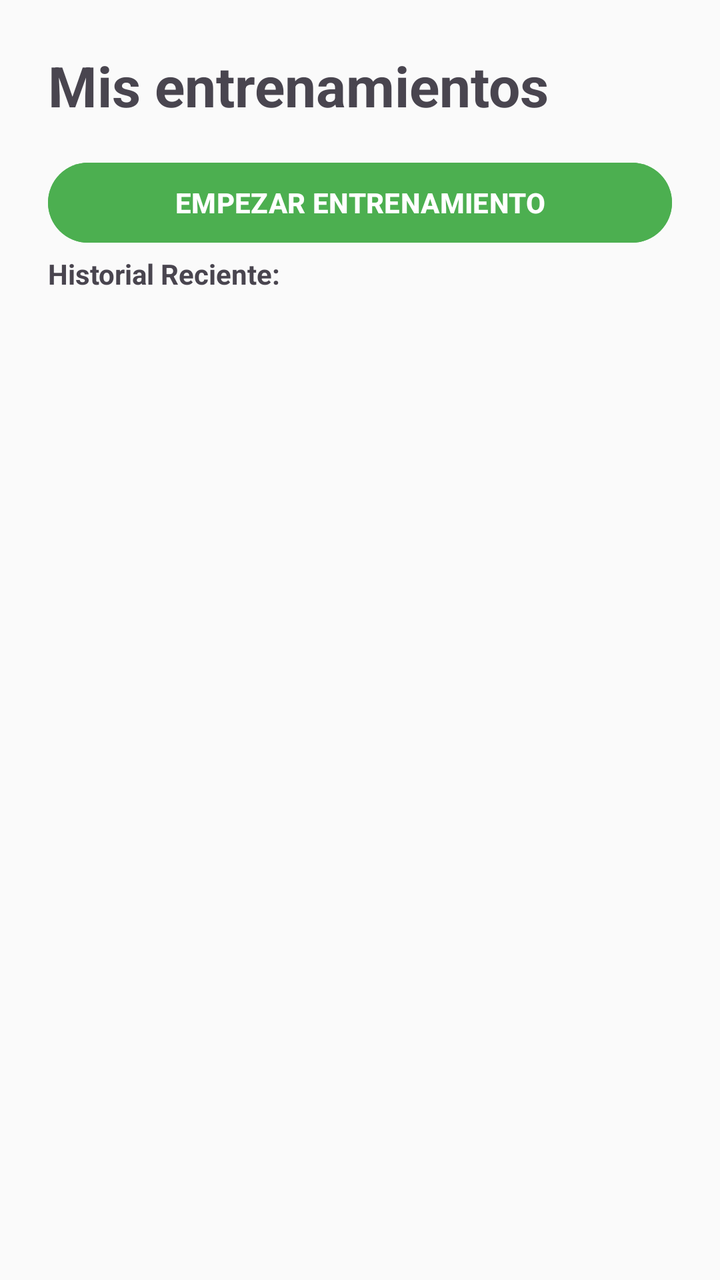
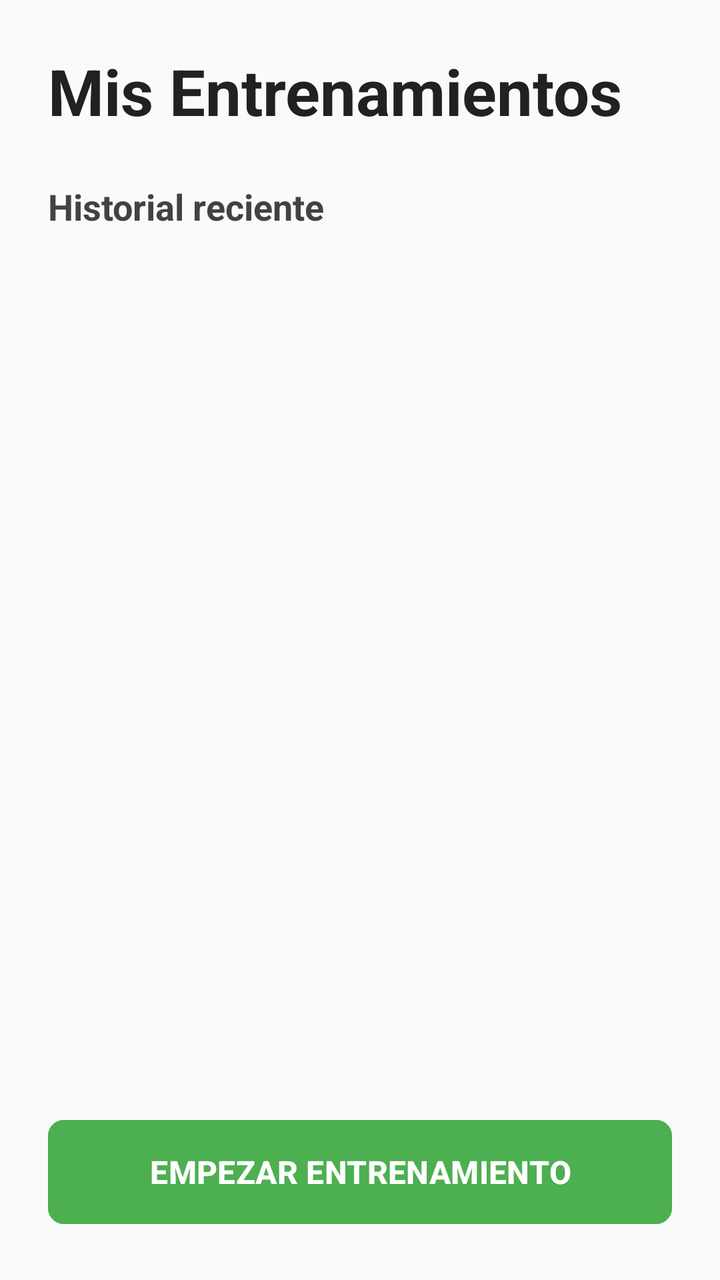

The first picture is an Android layout as it rendered before a commit; the second is the same layout after the commit. The layout source and the unified diff follow.
<!-- AndroidManifest.xml: application theme Theme.Aplicacion -->
<!-- res/layout/activity_historial_entrenamientos.xml -->
<?xml version="1.0" encoding="utf-8"?>
<LinearLayout xmlns:android="http://schemas.android.com/apk/res/android"
    android:layout_width="match_parent"
    android:layout_height="match_parent"
    android:orientation="vertical"
    android:padding="24dp"
    android:background="#FAFAFA">

    <TextView
        android:layout_width="wrap_content"
        android:layout_height="wrap_content"
        android:text="Mis entrenamientos"
        android:textSize="28sp"
        android:textStyle="bold"
        android:layout_marginBottom="16dp"/>

    <Button
        android:layout_width="match_parent"
        android:layout_height="wrap_content"
        android:id="@+id/btnNuveoEntrenamiento"
        android:text="EMPEZAR ENTRENAMIENTO"
        android:textStyle="bold"
        android:backgroundTint="#4CAF50"
        android:layout_marginBottom="2dp"/>

    <TextView
        android:layout_width="wrap_content"
        android:layout_height="wrap_content"
        android:text="Historial Reciente:"
        android:textStyle="bold"
        android:layout_marginBottom="8dp"/>

    <ListView
        android:id="@+id/lvHistorialEntrenaientos"
        android:layout_width="match_parent"
        android:layout_height="match_parent"
        android:divider="#EEEEEE"
        android:dividerHeight="1dp"/>

</LinearLayout>
<!-- resources referenced by this layout -->
<resources>
  <style name="Theme.Aplicacion" parent="Base.Theme.Aplicacion" />
  <style name="Base.Theme.Aplicacion" parent="Theme.Material3.DayNight.NoActionBar">
          
          
      </style>
</resources>

<!-- the commit's change to res/layout/activity_historial_entrenamientos.xml (unified diff, before → after) -->
@@ -1,40 +1,71 @@
-<?xml version="1.0" encoding="utf-8"?>
+<?xml version="1.0" encoding="UTF-8" ?>
 <LinearLayout xmlns:android="http://schemas.android.com/apk/res/android"
+    xmlns:app="http://schemas.android.com/apk/res-auto"
     android:layout_width="match_parent"
     android:layout_height="match_parent"
     android:orientation="vertical"
     android:padding="24dp"
     android:background="#FAFAFA">
 
+    
+    <TextView
+        android:layout_width="match_parent"
+        android:layout_height="wrap_content"
+        android:text="Mis Entrenamientos"
+        android:textStyle="bold"
+        android:textSize="32sp"
+        android:textColor="#212121"
+        android:layout_marginBottom="24dp"/>
+
+    
     <TextView
         android:layout_width="wrap_content"
         android:layout_height="wrap_content"
-        android:text="Mis entrenamientos"
-        android:textSize="28sp"
+        android:text="Historial reciente"
+        android:textSize="18sp"
         android:textStyle="bold"
+        android:textColor="#424242"
+        android:layout_marginBottom="12dp"/>
+
+    
+    <ProgressBar
+        android:layout_width="wrap_content"
+        android:layout_height="wrap_content"
+        android:id="@+id/progressBarHistorial"
+        android:layout_gravity="center"
+        android:visibility="gone"/>
+
+    
+    <TextView
+        android:id="@+id/tvEmptyStateHistorial"
+        android:layout_width="match_parent"
+        android:layout_height="wrap_content"
+        android:text="Aún no tienes entrenamientos registrados.\n¡Empieza uno hoy mismo!"
+        android:textAlignment="center"
+        android:textColor="#757575"
+        android:textStyle="italic"
+        android:visibility="gone"
+        android:layout_marginTop="20dp"/>
+
+    
+    <ListView
+        android:layout_width="match_parent"
+        android:layout_height="0dp"
+        android:layout_weight="1"
+        android:id="@+id/lvHistorialEntrenamientos"
+        android:divider="#E0E0E0"
+        android:dividerHeight="1dp"
         android:layout_marginBottom="16dp"/>
 
-    <Button
+    
+    <com.google.android.material.button.MaterialButton
         android:layout_width="match_parent"
-        android:layout_height="wrap_content"
-        android:id="@+id/btnNuveoEntrenamiento"
+        android:layout_height="60dp"
+        android:id="@+id/btnNuevoEntrenamiento"
         android:text="EMPEZAR ENTRENAMIENTO"
         android:textStyle="bold"
+        android:textSize="16sp"
         android:backgroundTint="#4CAF50"
-        android:layout_marginBottom="2dp"/>
-
-    <TextView
-        android:layout_width="wrap_content"
-        android:layout_height="wrap_content"
-        android:text="Historial Reciente:"
-        android:textStyle="bold"
-        android:layout_marginBottom="8dp"/>
-
-    <ListView
-        android:id="@+id/lvHistorialEntrenaientos"
-        android:layout_width="match_parent"
-        android:layout_height="match_parent"
-        android:divider="#EEEEEE"
-        android:dividerHeight="1dp"/>
+        app:cornerRadius="8dp"/>
 
 </LinearLayout>
